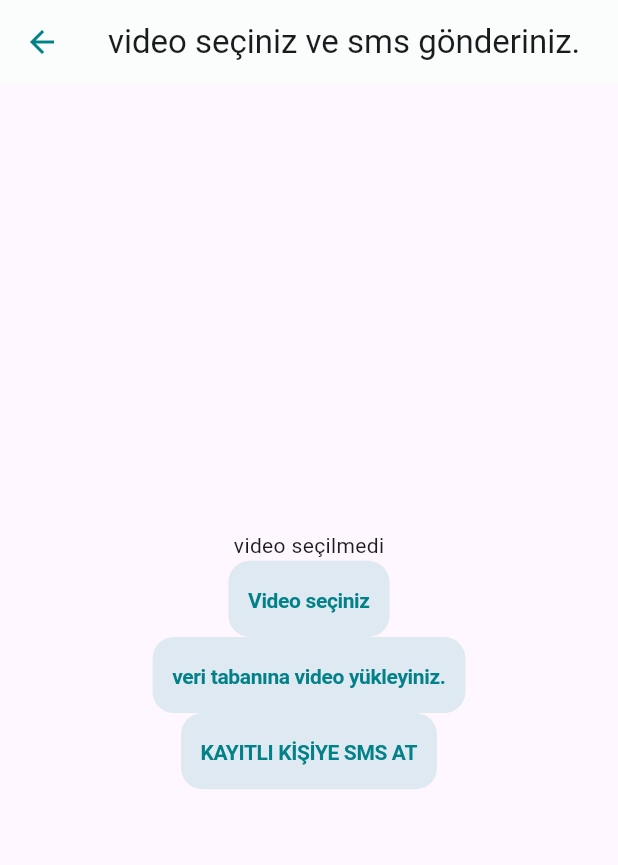
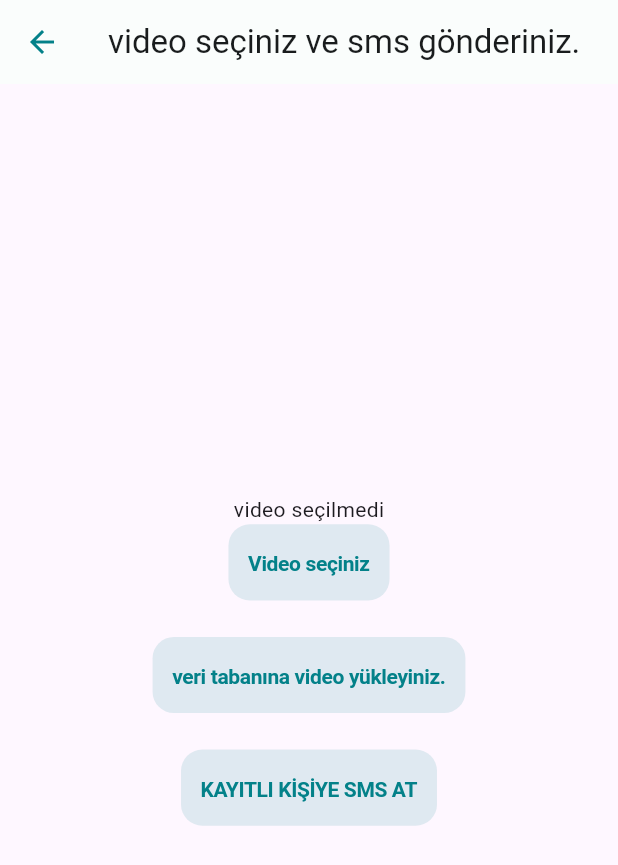
Before and after one commit to oguzcc/hasta_takip, a Flutter app: the YeniPlayer2 screen opened directly with empty values, on a phone screen of 412 x 824 dp. Shown: the top 865 px of the screen. Run offline on Flutter 3.47's test engine with Material 3 defaults, Android fonts, the phone set to English and light mode, and no system bars; our stand-ins replace audioplayers, bloc, camera, connectivity_plus, dio, easy_localization and 21 more; missing offline and left inert: flutter_sms; accounts and stored records are empty; Roboto replaces fonts that are missing (SF-Pro-Text).

Commit message:
uafk değişiklik

```diff
--- a/lib/feature/auth/presentation/view/onboarding_page.dart
+++ b/lib/feature/auth/presentation/view/onboarding_page.dart
@@ -26,7 +26,7 @@ class _OnboardingPageState extends State<OnboardingPage> {
   Widget build(BuildContext context) {
     return Scaffold(
         appBar: AppBar(
-          title: const Text('Onboarding Page'),
+          title: const Text('Kayıt Ekranı'),
         ),
         body: SingleChildScrollView(
           child: Padding(
--- a/lib/feature/home/seizure_record_page.dart
+++ b/lib/feature/home/seizure_record_page.dart
@@ -93,7 +93,7 @@ class _SeizureRecordPageState extends State<SeizureRecordPage> {
   Widget build(BuildContext context) {
     return Scaffold(
       appBar: AppBar(
-        title: const Text('Video Listesi'),
+        title: const Text('Kayıtlı Nöbetler'),
       ),
       body: StreamBuilder(
         stream: _databaseReference.onValue,
--- a/lib/feature/home/yeniPlayer2.dart
+++ b/lib/feature/home/yeniPlayer2.dart
@@ -4,6 +4,7 @@ import 'package:firebase_core/firebase_core.dart';
 import 'package:firebase_database/firebase_database.dart';
 import 'package:firebase_storage/firebase_storage.dart' as firebase_storage;
 import 'package:flutter/material.dart';
+import 'package:hasta_takip/ui_kit/style/gap.dart';
 import 'package:intl/intl.dart';
 import 'package:image_picker/image_picker.dart';
 import 'package:video_player/video_player.dart';
@@ -22,8 +23,9 @@ class YeniPlayer2State extends State<YeniPlayer2> {
   final picker = ImagePicker();
   DateTime now = DateTime.now();
   late VideoPlayerController _videoPlayerController;
-  final String phoneNumber = "00905415436786"; // Hedef telefon numarası
-  final String message = "Merhaba, bu bir test SMS'dir."; // Gönderilecek mesaj
+  final String phoneNumber = "00905414706161"; // Hedef telefon numarası
+  final String message =
+      "Merhabalar. şu an sara nöbeti geçirmekteyim. konumum: http://maps.google.com/maps?q=41.0391755,28.9996919"; // Gönderilecek mesaj
 
   @override
   Widget build(BuildContext context) {
@@ -44,12 +46,14 @@ class YeniPlayer2State extends State<YeniPlayer2> {
               },
               child: const Text('Video seçiniz'),
             ),
+            Gap.verLG,
             ElevatedButton(
               onPressed: () async {
                 await _uploadVideo();
               },
               child: const Text('veri tabanına video yükleyiniz.'),
             ),
+            Gap.verLG,
             ElevatedButton(
               onPressed: () async {
                 _sendSMS();
```
Also changed, not shown: lib/feature/home/dusme.dart (+7 -3 lines), lib/feature/home/home_page.dart (+17 -1 lines), 2 other files.
